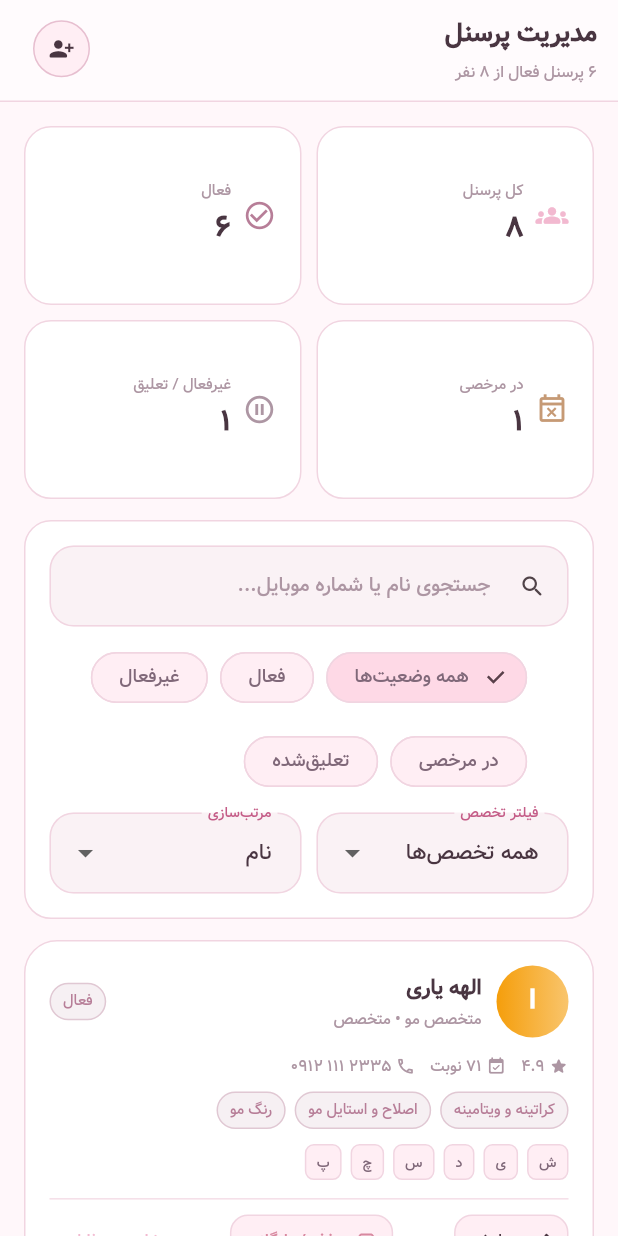
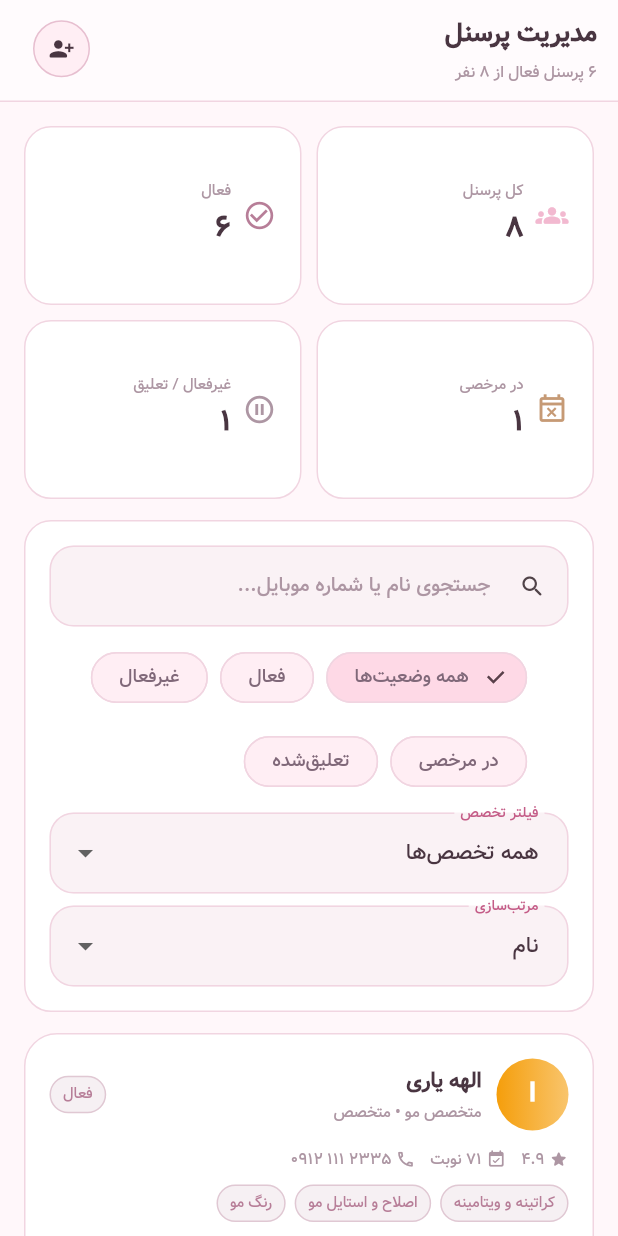
Before and after one commit to amirsaeedidev/nobat_pwa, a Flutter app: the EmployeesPage screen opened directly, on a phone screen of 412 x 824 dp. Run offline on Flutter 3.47's test engine with Material 3 defaults, Android fonts, the phone set to English and light mode, and no system bars; our stand-ins replace fl_chart, go_router, hugeicons, shared_preferences; missing offline and left inert: dart:html, excel, file_saver; accounts and stored records are empty.

Commit message:
fix(employees): stack filter fields on narrow screens

```diff
--- a/lib/features/employees/presentation/pages/employees_page.dart
+++ b/lib/features/employees/presentation/pages/employees_page.dart
@@ -118,23 +118,22 @@ class _EmployeesPageState extends State<EmployeesPage> {
                   ],
                 ),
                 const SizedBox(height: 10),
-                Row(
-                  children: [
-                    Expanded(
-                      child: DropdownButtonFormField<String>(
+                LayoutBuilder(builder: (context, constraints) {
+                  final fieldWidth = constraints.maxWidth < 430
+                    ? constraints.maxWidth
+                    : (constraints.maxWidth - 10) / 2;
+                  return Wrap(spacing: 10, runSpacing: 8, children: [
+                    SizedBox(width: fieldWidth, child: DropdownButtonFormField<String>(
                       value: _specialty,
                       isExpanded: true,
                       decoration: const InputDecoration(labelText: 'فیلتر تخصص', isDense: true),
                       items: [
                         const DropdownMenuItem(value: null, child: Text('همه تخصص‌ها')),
-                          for (final item in specialties) DropdownMenuItem(value: item, child: Text(item)),
+                        for (final item in specialties) DropdownMenuItem(value: item, child: Text(item, overflow: TextOverflow.ellipsis)),
                       ],
                       onChanged: (value) => setState(() => _specialty = value),
-                      ),
-                    ),
-                    const SizedBox(width: 10),
-                    Expanded(
-                      child: DropdownButtonFormField<String>(
+                    )),
+                    SizedBox(width: fieldWidth, child: DropdownButtonFormField<String>(
                       value: _sort,
                       isExpanded: true,
                       decoration: const InputDecoration(labelText: 'مرتب‌سازی', isDense: true),
@@ -144,10 +143,9 @@ class _EmployeesPageState extends State<EmployeesPage> {
                         DropdownMenuItem(value: 'performance', child: Text('تعداد نوبت')),
                       ],
                       onChanged: (value) => setState(() => _sort = value ?? 'name'),
-                      ),
-                    ),
-                  ],
-                ),
+                    )),
+                  ]);
+                }),
               ],
             ),
           ),
```
Lines whose indentation alone changed are shown as unchanged.
